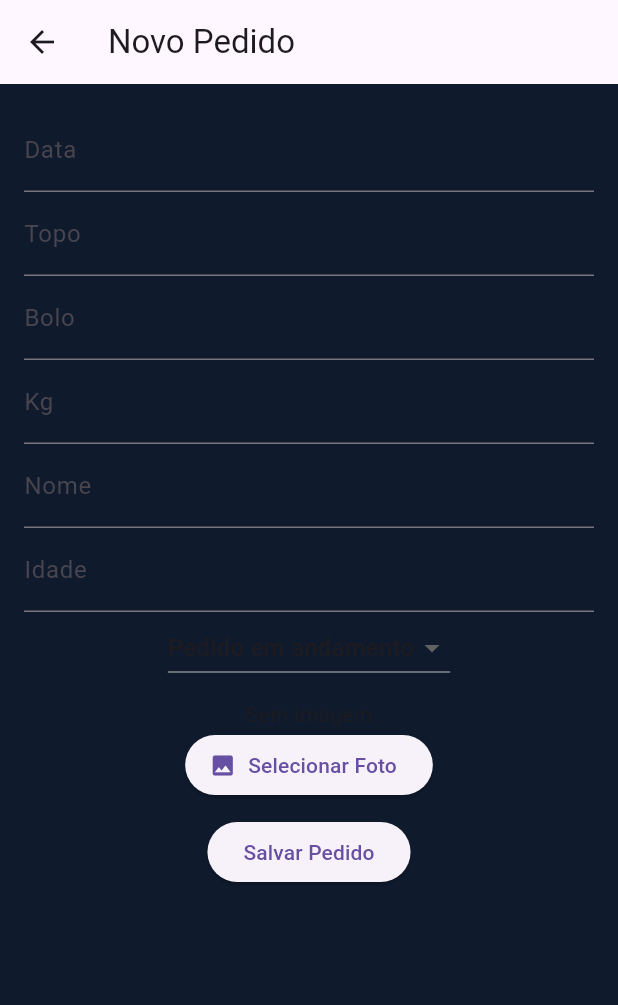
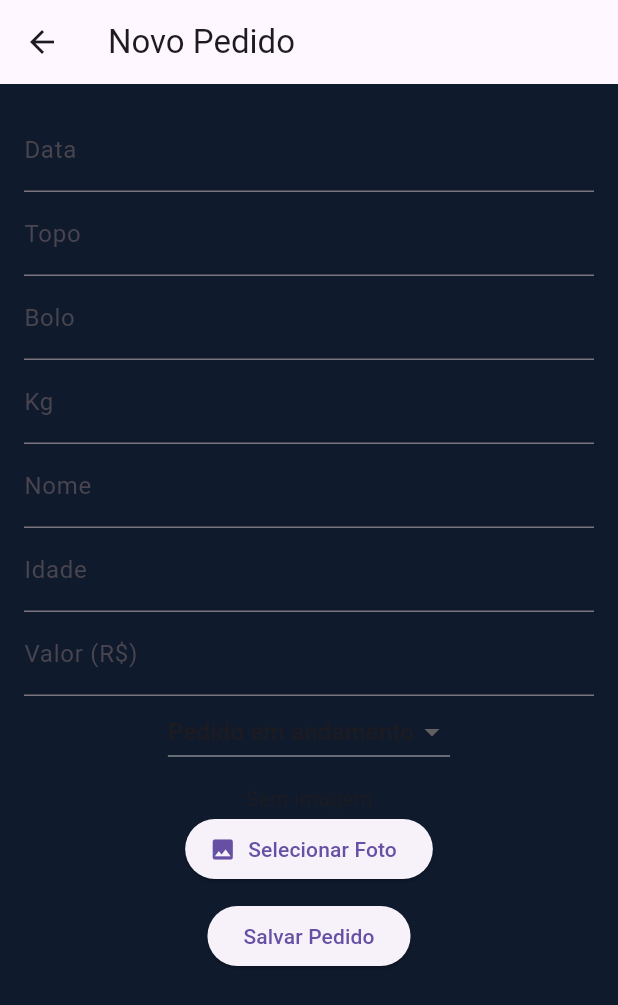
Before and after one commit to Leandroid31/leval-personalizados, a Flutter app: the NewPedidoScreen screen opened directly, on a phone screen of 412 x 824 dp. Shown: the top 1005 px of the screen. Run offline on Flutter 3.47's test engine with Material 3 defaults, Android fonts, the phone set to English and light mode, and no system bars; our stand-ins replace cloud_firestore, firebase_auth, firebase_core, firebase_storage, image_picker, permission_handler and 1 more; accounts and stored records are empty.

Commit message:
Update new_pedido_screen.dart

```diff
--- a/lib/screens/new_pedido_screen.dart
+++ b/lib/screens/new_pedido_screen.dart
@@ -25,6 +25,7 @@ class _NewPedidoScreenState extends State<NewPedidoScreen> {
   final _kgController = TextEditingController();
   final _nomeController = TextEditingController();
   final _idadeController = TextEditingController();
+  final _valorController = TextEditingController();
 
   File? _image;
   String _status = 'Pedido em andamento';
@@ -41,6 +42,7 @@ class _NewPedidoScreenState extends State<NewPedidoScreen> {
       _nomeController.text = p.nome;
       _idadeController.text = p.idade;
       _status = p.status;
+      _valorController.text = p.valor;
     }
   }
 
@@ -83,8 +85,10 @@ class _NewPedidoScreenState extends State<NewPedidoScreen> {
       kg: _kgController.text,
       nome: _nomeController.text,
       idade: _idadeController.text,
+      valor: _valorController.text,
       status: _status,
       imageUrl: imageUrl,
+
     );
 
     await FirebaseFirestore.instance
@@ -114,6 +118,7 @@ class _NewPedidoScreenState extends State<NewPedidoScreen> {
                 TextFormField(controller: _kgController, decoration: InputDecoration(labelText: 'Kg')),
                 TextFormField(controller: _nomeController, decoration: InputDecoration(labelText: 'Nome')),
                 TextFormField(controller: _idadeController, decoration: InputDecoration(labelText: 'Idade')),
+                TextFormField(controller: _valorController, decoration: InputDecoration(labelText: 'Valor (R\$)'),keyboardType: TextInputType.number,),
                 DropdownButton<String>(
                   value: _status,
                   items: ['Pedido em andamento', 'Pedido pronto']
```
